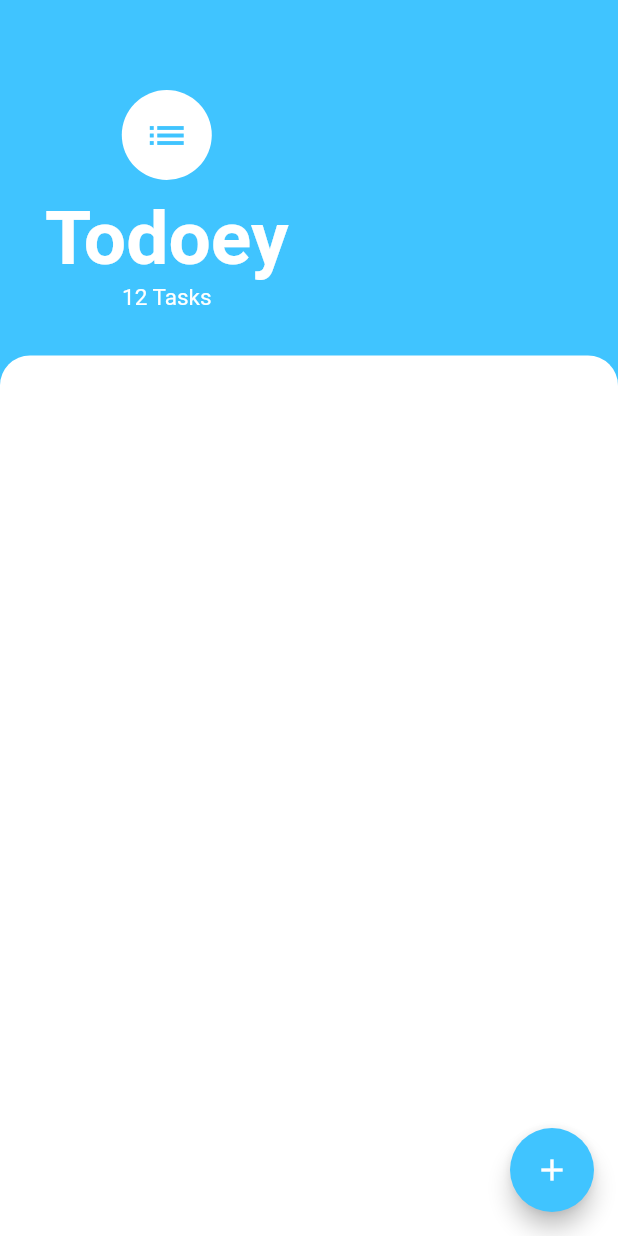
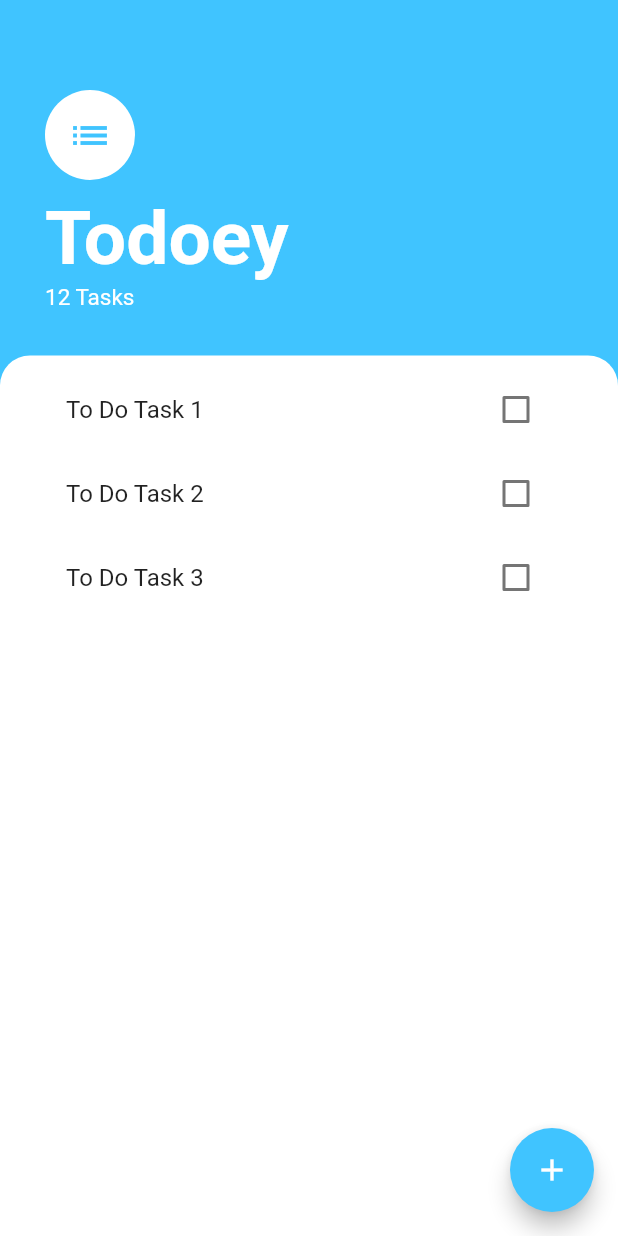
Before and after one commit to mfrancetic/to-do-app-flutter, a Flutter app: the screen it shows after launch, on a phone screen of 412 x 824 dp. Run offline on Flutter 3.47's test engine with Material 2 defaults, Android fonts, the phone set to English and light mode, and no system bars.

Commit message:
Create TasksList and TaskTile widgets; create 3 TaskTile items in the list container; align the app bar items to start

```diff
--- a/lib/presentation/screens/tasks_view.dart
+++ b/lib/presentation/screens/tasks_view.dart
@@ -1,4 +1,5 @@
 import 'package:flutter/material.dart';
+import 'package:flutter_todoey/presentation/widgets/tasks_list.dart';
 
 class TasksView extends StatelessWidget {
   const TasksView({Key? key}) : super(key: key);
@@ -12,6 +13,7 @@ class TasksView extends StatelessWidget {
           padding: const EdgeInsets.only(
               top: 60.0, left: 30.0, right: 30.0, bottom: 30.0),
           child: Column(
+            crossAxisAlignment: CrossAxisAlignment.start,
             children: const [
               CircleAvatar(
                 radius: 30.0,
@@ -41,12 +43,13 @@ class TasksView extends StatelessWidget {
         ),
         Expanded(
           child: Container(
+              padding: const EdgeInsets.symmetric(horizontal: 20.0),
               decoration: const BoxDecoration(
                   color: Colors.white,
                   borderRadius: BorderRadius.only(
                       topLeft: Radius.circular(20.0),
                       topRight: Radius.circular(20.0))),
-              child: ListView()),
+              child: const TasksList()),
         ),
       ],
     );
--- /dev/null
+++ b/lib/presentation/widgets/task_tile.dart
@@ -0,0 +1,14 @@
+import 'package:flutter/material.dart';
+
+class TaskTile extends StatelessWidget {
+  const TaskTile({Key? key, required this.title}) : super(key: key);
+
+  final String title;
+
+  @override
+  Widget build(BuildContext context) {
+    return ListTile(
+        title: Text(title),
+        trailing: Checkbox(value: false, onChanged: ((value) => {})));
+  }
+}
--- /dev/null
+++ b/lib/presentation/widgets/tasks_list.dart
@@ -0,0 +1,18 @@
+import 'package:flutter/material.dart';
+import 'package:flutter_todoey/presentation/widgets/task_tile.dart';
+
+class TasksList extends StatelessWidget {
+  const TasksList({Key? key}) : super(key: key);
+
+  @override
+  Widget build(BuildContext context) {
+    return ListView(
+      padding: const EdgeInsets.all(8),
+      children: const [
+        TaskTile(title: 'To Do Task 1'),
+        TaskTile(title: 'To Do Task 2'),
+        TaskTile(title: 'To Do Task 3'),
+      ],
+    );
+  }
+}
```
